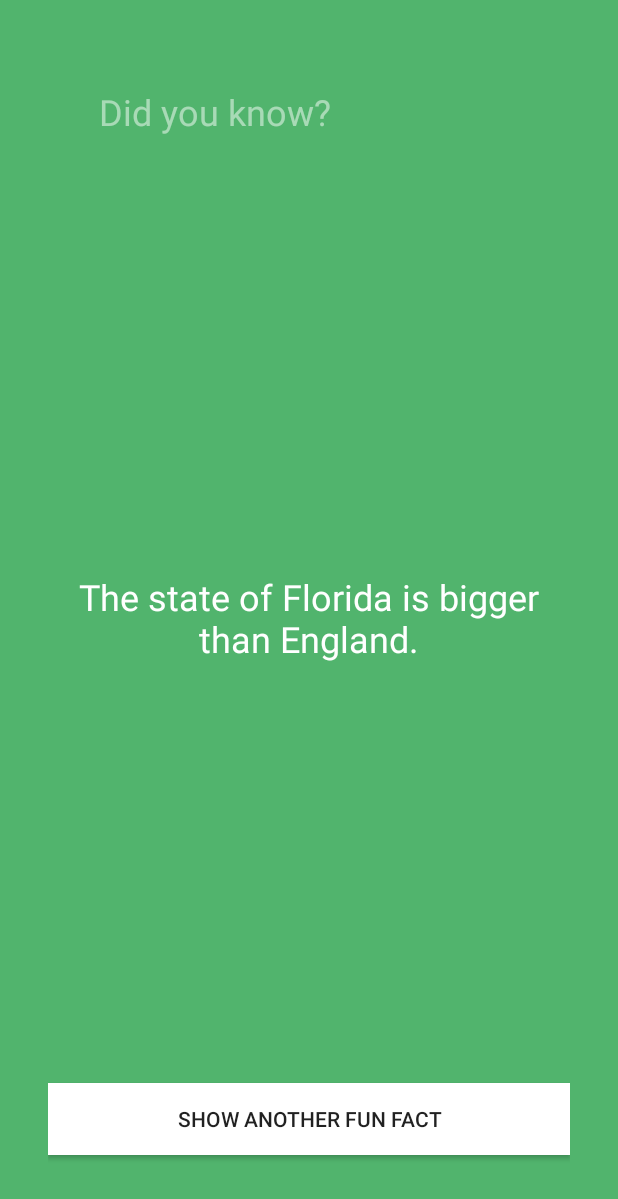
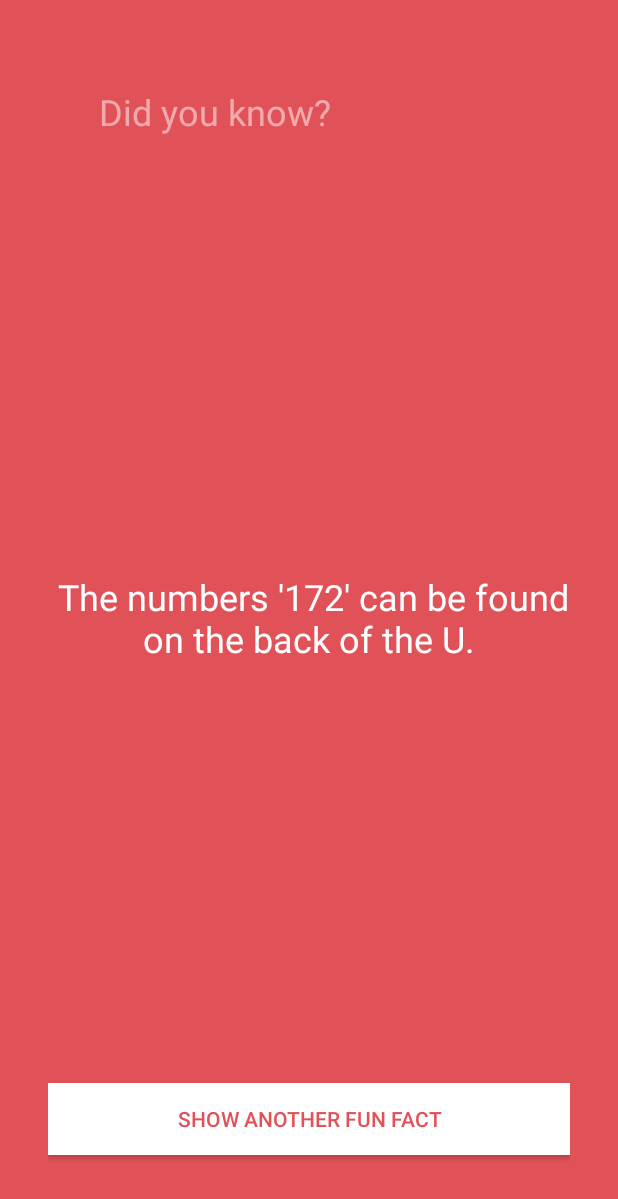
Before and after one commit to moemursi/FunFacts, an Android app: the screen it shows after launch (MainActivity), after a tap on "SHOW ANOTHER FUN FACT", on a phone screen of 412 x 824 dp. Shown: the top 1199 px of the screen. Run offline under Robolectric (Android 15) with nearby library versions, the phone set to English and light mode, and no system bars.

Commit message:
coloring features, refctored the code

```diff
--- /dev/null
+++ b/app/src/main/java/mamapps/myapplication/ColorWheel.java
@@ -0,0 +1,39 @@
+package mamapps.myapplication;
+
+import android.graphics.Color;
+
+import java.util.Random;
+
+public class ColorWheel {
+
+    public String[] mColors = {
+        "#39add1", // light blue
+        "#3079ab", // dark blue
+        "#c25975", // mauve
+        "#e15258", // red
+        "#f9845b", // orange
+        "#838cc7", // lavender
+        "#7d669e", // purple
+        "#53bbb4", // aqua
+        "#51b46d", // green
+        "#e0ab18", // mustard
+        "#637a91", // dark gray
+        "#f092b0", // pink
+        "#b7c0c7"  // light gray
+};
+    // Methods (Actions the object can take)
+    public int getColor(){
+
+
+        String color ;
+        // randomly select a fact
+        //random class
+        Random randomGen = new Random();
+        // random number to random class to length of the array
+        int randomNumb = randomGen.nextInt(mColors.length);
+        //assign the randomnumber to the mColors from the array
+        color = mColors[randomNumb];
+        int colorAsInt = Color.parseColor(color);
+        return colorAsInt;
+    }
+}
--- /dev/null
+++ b/app/src/main/java/mamapps/myapplication/FactBook.java
@@ -0,0 +1,44 @@
+package mamapps.myapplication;
+
+
+import java.util.Random;
+
+public class FactBook {
+   //fields  (MEMBER VARIABLES //
+   private String[] mFacts = {
+           "Ants stretch when they wake up in the morning.",
+           "Ostriches can run faster than horses.",
+           "Olympic gold medals are actually made mostly of silver.",
+           "You are born with 300 bones; by the time you are an adult you will have 206.",
+           "It takes about 8 minutes for light from the Sun to reach Earth.",
+           "Some bamboo plants can grow almost a meter in just one day.",
+           "The state of Florida is bigger than England.",
+           "Some penguins can leap 2-3 meters out of the water.",
+           "On average, it takes 66 days to form a new habit.",
+           "Mammoths still walked the earth when the Great Pyramid was being built.",
+           " The numbers '172' can be found on the back of the U." , "S." , " $5 dollar bill in the bushes at the base of the Lincoln Memorial." ,
+           "President Kennedy was the fastest random speaker in the world with upwards of 350 words per minute." ,
+           " In the average lifetime, a person will walk the equivalent of 5 times around the equator." ,
+           " Odontophobia is the fear of teeth." ,
+           "The 57 on Heinz ketchup bottles represents the number of varieties of pickles the company once had." ,
+           " In the early days of the telephone, operators would pick up a call and use the phrase,Well, are you there?",
+           " According to suicide statistics, Monday is the favored day for self-destruction." ,
+           "Cats sleep 16 to 18 hours per day." ,
+           "The most common name in the world is Mohammed."
+   };
+
+    // Methods (Actions the object can take)
+    public String getFact(){
+
+
+        String fact = "";
+        // randomly select a fact
+        //random class
+        Random randomGen = new Random();
+        // random number to random class to length of the array
+        int randomNumb = randomGen.nextInt(mFacts.length);
+        //assign the randomnumber to the mFacts from the array
+        fact = mFacts[randomNumb];
+        return fact;
+    }
+}
--- a/app/src/main/java/mamapps/myapplication/MainActivity.java
+++ b/app/src/main/java/mamapps/myapplication/MainActivity.java
@@ -1,17 +1,23 @@
 package mamapps.myapplication;
 
+import android.graphics.Color;
 import android.support.v7.app.AppCompatActivity;
 import android.os.Bundle;
 import android.view.View;
 import android.widget.Button;
+import android.widget.RelativeLayout;
 import android.widget.TextView;
 
+import java.security.PrivilegedAction;
 import java.util.Random;
 
 public class MainActivity extends AppCompatActivity {
     // Declare the view variables
+    private ColorWheel mColorWheel = new ColorWheel();
+    private FactBook mFactBook = new FactBook();
     private TextView mFactTextView;
     private Button mshowFactButton;
+    private RelativeLayout mRelativeLayout;
 
     @Override
     protected void onCreate(Bundle savedInstanceState) {
@@ -21,32 +27,18 @@ public class MainActivity extends AppCompatActivity {
         // assign the views from the layoutfile to the correspondin variable
         mFactTextView = (TextView) findViewById(R.id.factTextView);
         mshowFactButton = (Button) findViewById(R.id.ShowFactButton);
+        mRelativeLayout = (RelativeLayout) findViewById(R.id.theLayOut);
         View.OnClickListener listener = new View.OnClickListener() {
             @Override
             public void onClick(View view) {
+                String fact = mFactBook.getFact();
+                int color = mColorWheel.getColor();
 
-                String[] facts = {
-                        "Ants stretch when they wake up in the morning.",
-                        "Ostriches can run faster than horses.",
-                        "Olympic gold medals are actually made mostly of silver.",
-                        "You are born with 300 bones; by the time you are an adult you will have 206.",
-                        "It takes about 8 minutes for light from the Sun to reach Earth.",
-                        "Some bamboo plants can grow almost a meter in just one day.",
-                        "The state of Florida is bigger than England.",
-                        "Some penguins can leap 2-3 meters out of the water.",
-                        "On average, it takes 66 days to form a new habit.",
-                        "Mammoths still walked the earth when the Great Pyramid was being built." };
-                // the button was clicked update the fact view with a new fact
-                String fact = "";
-                // randomly select a fact
-                //random class
-                Random randomGen = new Random();
-                // random number to random class to length of the array
-                int randomNumb = randomGen.nextInt(facts.length);
-                //assign the randomnumber to the facts from the array
-                fact = facts[randomNumb];
+
                 //update the screen with our dynamic fact
                 mFactTextView.setText(fact);
+                mRelativeLayout.setBackgroundColor(color);
+                mshowFactButton.setTextColor(color);
             }
         };
         mshowFactButton.setOnClickListener(listener);
--- a/app/src/main/res/layout/activity_main.xml
+++ b/app/src/main/res/layout/activity_main.xml
@@ -2,6 +2,7 @@
 
 <RelativeLayout xmlns:android="http://schemas.android.com/apk/res/android"
     xmlns:tools="http://schemas.android.com/tools"
+    android:id="@+id/theLayOut"
     android:layout_width="match_parent"
     android:layout_height="match_parent"
     android:background="#51b46d"
@@ -34,7 +35,8 @@
         android:layout_centerHorizontal="true"
         android:layout_marginBottom="22dp"
         android:background="@android:color/background_light"
-        android:text="Show Another Fun Fact" />
+        android:text="Show Another Fun Fact"
+        android:textColor="#51b46d" />
 
     <TextView
         android:id="@+id/factTextView"
```
Also changed, not shown: app/src/main/res/mipmap-hdpi/ic_launcher.png, app/src/main/res/mipmap-hdpi/ic_launcher_round.png, app/src/main/res/mipmap-mdpi/ic_launcher.png, app/src/main/res/mipmap-mdpi/ic_launcher_round.png, app/src/main/res/mipmap-xhdpi/ic_launcher.png, app/src/main/res/mipmap-xhdpi/ic_launcher_round.png, app/src/main/res/mipmap-xxhdpi/ic_launcher.png, app/src/main/res/mipmap-xxhdpi/ic_launcher_round.png, app/src/main/res/mipmap-xxxhdpi/ic_launcher.png, app/src/main/res/mipmap-xxxhdpi/ic_launcher_round.png.
